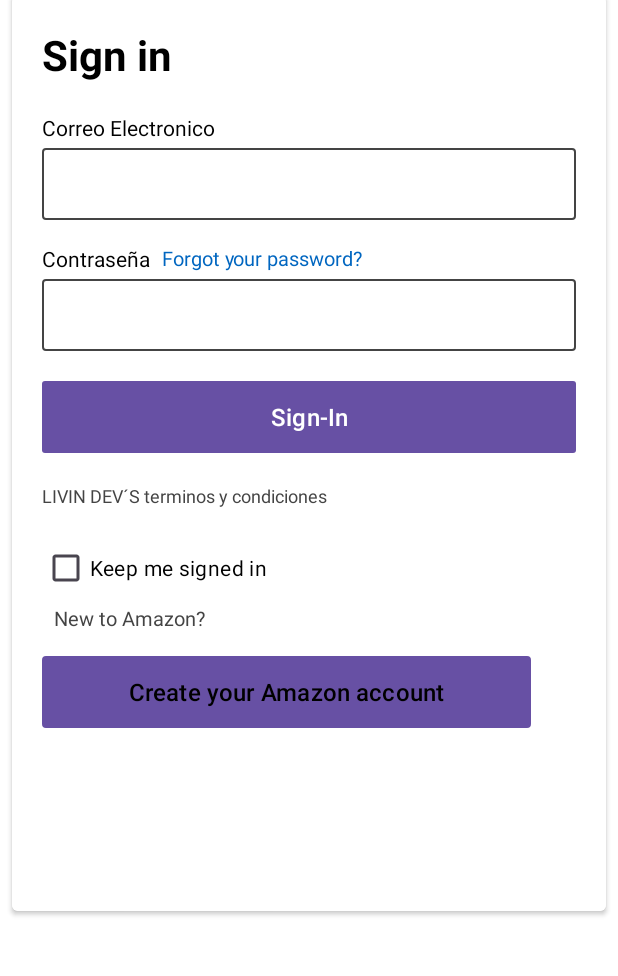
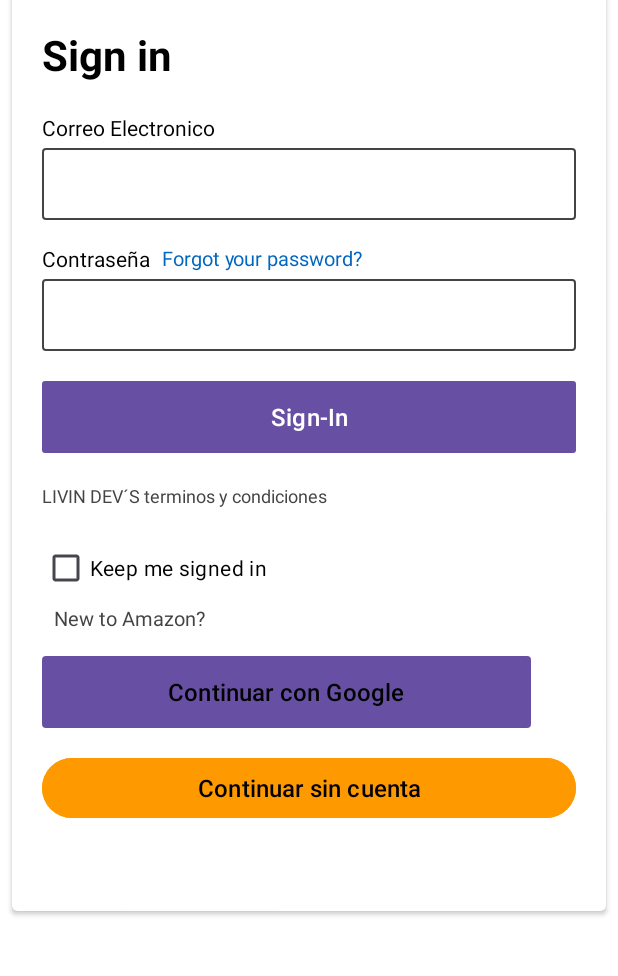
Before and after one commit to 0kev0/PC_AR_Store, an Android app: the screen it shows after launch (MainActivity), on a phone screen of 412 x 824 dp, the part 160-1136 px from its top. Run offline under Robolectric (Android 15) with nearby library versions, the phone set to English and light mode, and no system bars; libraries missing offline, so code that uses them is left out: org.checkerframework.common.

Commit message:
coneccion de firebase y platillas adicionales

```diff
--- a/app/build.gradle
+++ b/app/build.gradle
@@ -1,5 +1,6 @@
 plugins {
     alias(libs.plugins.android.application)
+    id 'com.google.gms.google-services'
 }
 
 android {
@@ -43,4 +44,7 @@
     androidTestImplementation libs.ext.junit
     androidTestImplementation libs.espresso.core
     implementation 'com.google.android.material:material:1.6.0'
+    implementation platform('com.google.firebase:firebase-bom:33.13.0')
+    implementation 'com.google.firebase:firebase-analytics'
+
 }
--- a/app/src/main/AndroidManifest.xml
+++ b/app/src/main/AndroidManifest.xml
@@ -13,7 +13,7 @@
         android:theme="@style/Theme.PCARStore"
         tools:targetApi="31">
         <activity
-            android:name=".LoginActivity"
+            android:name=".CatalogoActivity"
             android:exported="false"
             android:theme="@style/Theme.PCARStore" />
         <activity
--- a/app/src/main/java/com/example/pcarstore/MainActivity.java
+++ b/app/src/main/java/com/example/pcarstore/MainActivity.java
@@ -1,6 +1,9 @@
 package com.example.pcarstore;
 
+import android.content.Intent;
 import android.os.Bundle;
+import android.view.View;
+import android.widget.Button;
 
 import androidx.activity.EdgeToEdge;
 import androidx.appcompat.app.AppCompatActivity;
@@ -8,7 +11,10 @@
 import androidx.core.view.ViewCompat;
 import androidx.core.view.WindowInsetsCompat;
 
+import org.checkerframework.common.subtyping.qual.Bottom;
+
 public class MainActivity extends AppCompatActivity {
+        private Button catalogo, loginGoogle;
 
     @Override
     protected void onCreate(Bundle savedInstanceState) {
@@ -20,5 +26,12 @@
             v.setPadding(systemBars.left, systemBars.top, systemBars.right, systemBars.bottom);
             return insets;
         });
+        catalogo = findViewById(R.id.ContinueWithoutAcount);
+        loginGoogle = findViewById(R.id.LoginGoogle);
+    }
+
+    public void VerCatologo(View view) {
+        Intent intent = new Intent(this, CatalogoActivity.class);
+        startActivity(intent);
     }
 }
--- a/app/src/main/res/layout/activity_main.xml
+++ b/app/src/main/res/layout/activity_main.xml
@@ -132,11 +132,24 @@
                 android:textSize="13sp" />
 
             <Button
+                android:id="@+id/LoginGoogle"
                 android:layout_width="326dp"
                 android:layout_height="48dp"
                 android:layout_marginTop="16dp"
                 android:background="@drawable/amazon_secondary_button_bg"
-                android:text="Create your Amazon account"
+                android:text="Continuar con Google"
+                android:textAllCaps="false"
+                android:textColor="@color/black"
+                android:textSize="16sp" />
+
+            <Button
+                android:id="@+id/ContinueWithoutAcount"
+                android:layout_width="match_parent"
+                android:layout_height="48dp"
+                android:onClick="VerCatologo"
+                android:layout_marginTop="16dp"
+                android:backgroundTint="@color/amazon_orange"
+                android:text="Continuar sin cuenta"
                 android:textAllCaps="false"
                 android:textColor="@color/black"
                 android:textSize="16sp" />
--- a/build.gradle
+++ b/build.gradle
@@ -1,4 +1,5 @@
 // Top-level build file where you can add configuration options common to all sub-projects/modules.
 plugins {
-alias(libs.plugins.android.application) apply false
+    alias(libs.plugins.android.application) apply false
+    id 'com.google.gms.google-services' version '4.4.2' apply false
 }
```
Also changed, not shown: app/src/main/res/drawable/ic_carrito.xml (added, +9 -0 lines), app/src/main/res/drawable/ic_home.xml (added, +9 -0 lines), app/src/main/res/drawable/ic_user.xml (added, +9 -0 lines), app/src/main/res/menu/buttonnav.xml (added, +22 -0 lines), 1 other file.
